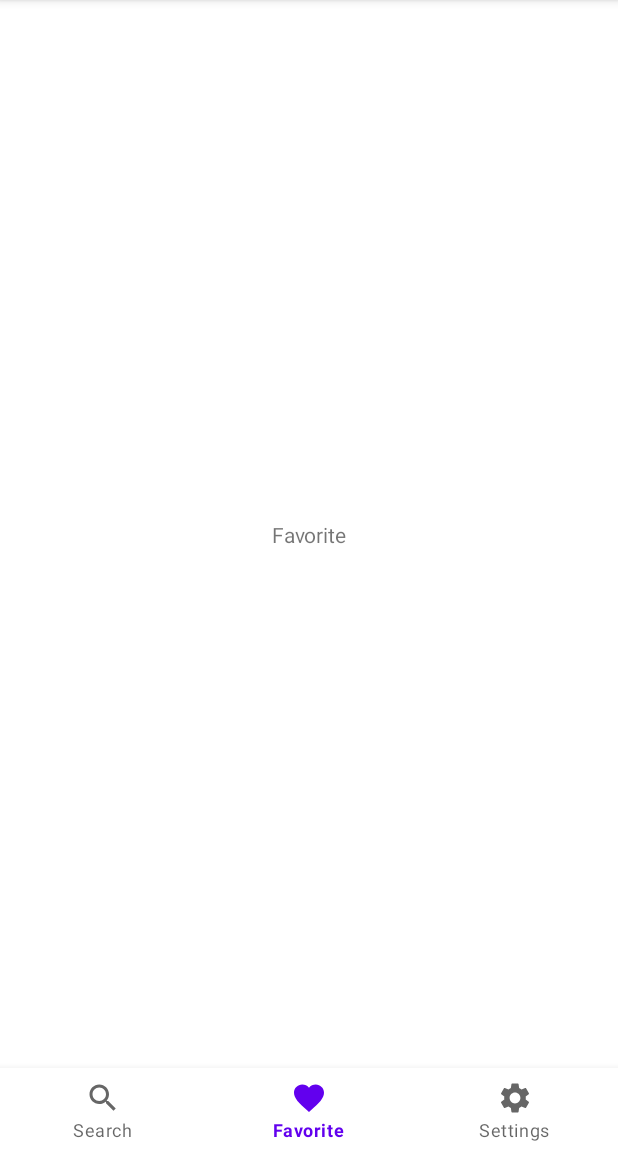
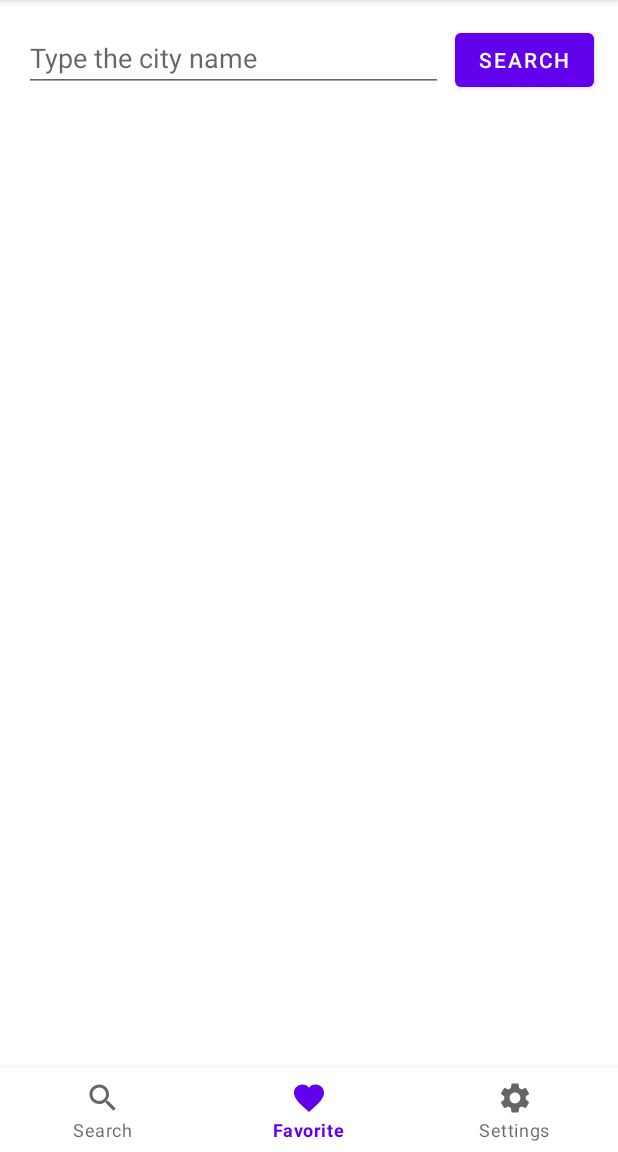
Before and after one commit to tarcisiocipriano/android-my-weather, an Android app: the screen it shows after launch (MainActivity), item 2 of the bottom bar chosen, on a phone screen of 412 x 824 dp, the part 84-1236 px from its top. Run offline under Robolectric (Android 15) with nearby library versions, the phone set to English and light mode, and no system bars; our stand-ins replace Room's generated code, androidx.preference; pictures from the network do not load; 4 statements that could not run were skipped.

Commit message:
implement favorites feature, saving the data in the database

```diff
--- a/app/src/main/AndroidManifest.xml
+++ b/app/src/main/AndroidManifest.xml
@@ -4,6 +4,7 @@
 
     <uses-permission android:name="android.permission.INTERNET" />
     <uses-permission android:name="android.permission.ACCESS_NETWORK_STATE" />
+<!--    <uses-permission android:name="android.permission.READ_PHONE_STATE" />-->
 
     <application
         android:allowBackup="true"
--- /dev/null
+++ b/app/src/main/java/com/example/my_weather/data/local/DatabaseApp.kt
@@ -0,0 +1,32 @@
+package com.example.my_weather.data.local
+
+import android.content.Context
+import androidx.room.Database
+import androidx.room.Room
+import androidx.room.RoomDatabase
+import com.example.my_weather.data.local.model.Favorite
+
+@Database(entities = [Favorite::class], version = 1)
+abstract class DatabaseApp: RoomDatabase() {
+
+    abstract fun getFavoriteDao(): FavoriteDao
+
+    companion object {
+        private var instance: DatabaseApp? = null
+
+        fun getInstance(context: Context): DatabaseApp {
+            if (instance == null) {
+                synchronized(DatabaseApp::class.java) {
+                    // criar DB
+                    instance = Room.databaseBuilder(
+                        context,
+                        DatabaseApp::class.java,
+                        "Weather.db"
+                    ).allowMainThreadQueries()
+                        .build()
+                }
+            }
+            return instance!!
+        }
+    }
+}
--- /dev/null
+++ b/app/src/main/java/com/example/my_weather/data/local/FavoriteDao.kt
@@ -0,0 +1,27 @@
+package com.example.my_weather.data.local
+
+import androidx.room.*
+import com.example.my_weather.data.local.model.Favorite
+
+@Dao
+interface FavoriteDao {
+
+    @Insert(onConflict = OnConflictStrategy.REPLACE)
+    fun insert(favorite: Favorite)
+
+    @Update
+    fun update(favorite: Favorite)
+
+    @Delete
+    fun delete(favorite: Favorite)
+
+    @Query("SELECT * FROM tb_favorites")
+    fun getAll(): List<Favorite>
+
+    @Query("SELECT * FROM tb_favorites WHERE (city_name LIKE '%' || :q || '%' OR city_country LIKE '%' || :q || '%')")
+    fun getAllFiltered(q: String): List<Favorite>?
+
+    @Query("SELECT * FROM tb_favorites WHERE id = :id")
+    fun getById(id: Long): Favorite?
+
+}
--- a/app/src/main/java/com/example/my_weather/ui/main/favorite/FavoriteFragment.kt
+++ b/app/src/main/java/com/example/my_weather/ui/main/favorite/FavoriteFragment.kt
@@ -4,13 +4,22 @@ import android.os.Bundle
 import android.view.LayoutInflater
 import android.view.View
 import android.view.ViewGroup
+import android.widget.Toast
 import androidx.fragment.app.Fragment
+import androidx.recyclerview.widget.LinearLayoutManager
+import com.example.my_weather.data.local.DatabaseApp
+import com.example.my_weather.data.local.model.Favorite
 import com.example.my_weather.databinding.FragmentFavoriteBinding
-import com.example.my_weather.databinding.FragmentSearchBinding
+import com.example.my_weather.extension.toPx
+import com.example.my_weather.util.MarginItemDecoration
 
 class FavoriteFragment: Fragment() {
 
     private lateinit var binding: FragmentFavoriteBinding
+
+    private val favoriteAdapter by lazy { FavoriteAdapter {
+        unfavorite(it)
+    } }
 
     override fun onCreateView(
         inflater: LayoutInflater,
@@ -20,4 +29,38 @@ class FavoriteFragment: Fragment() {
         binding = FragmentFavoriteBinding.inflate(layoutInflater, container, false)
         return binding.root
     }
+
+    override fun onActivityCreated(savedInstanceState: Bundle?) {
+        super.onActivityCreated(savedInstanceState)
+        initUi()
+    }
+
+    private fun initUi() {
+        val dao = DatabaseApp.getInstance(requireContext()).getFavoriteDao()
+        favoriteAdapter.submitList(dao.getAll())
+
+        binding.apply {
+            btnSearchFavoriteCity.setOnClickListener {
+                searchFavorits(edtFavoriteCityName.text.toString())
+            }
+
+            rvFavoriteCities.apply {
+                layoutManager = LinearLayoutManager(requireContext())
+                adapter = favoriteAdapter
+                addItemDecoration(MarginItemDecoration(16.toPx()))
+            }
+        }
+    }
+
+    private fun searchFavorits(q: String) {
+        val dao = DatabaseApp.getInstance(requireContext()).getFavoriteDao()
+        favoriteAdapter.submitList(dao.getAllFiltered(q))
+    }
+
+    private fun unfavorite(favorite: Favorite) {
+        val dao = DatabaseApp.getInstance(requireContext()).getFavoriteDao()
+        dao.delete(favorite)
+        favoriteAdapter.submitList(dao.getAll())
+        Toast.makeText(requireContext(), "Deleted from favorites", Toast.LENGTH_SHORT).show()
+    }
 }
--- a/app/src/main/res/layout/fragment_favorite.xml
+++ b/app/src/main/res/layout/fragment_favorite.xml
@@ -6,13 +6,38 @@
     android:layout_width="match_parent"
     android:layout_height="match_parent">
 
-    <TextView
-        android:id="@+id/textView"
+    <EditText
+        android:id="@+id/edtFavoriteCityName"
+        android:layout_width="0dp"
+        android:layout_height="wrap_content"
+        android:layout_marginStart="16dp"
+        android:layout_marginTop="16dp"
+        android:layout_marginEnd="8dp"
+        android:ems="10"
+        android:hint="Type the city name"
+        android:inputType="textPersonName"
+        app:layout_constraintEnd_toStartOf="@+id/btnSearchFavoriteCity"
+        app:layout_constraintStart_toStartOf="parent"
+        app:layout_constraintTop_toTopOf="parent" />
+
+    <Button
+        android:id="@+id/btnSearchFavoriteCity"
         android:layout_width="wrap_content"
         android:layout_height="wrap_content"
-        android:text="Favorite"
+        android:layout_marginTop="16dp"
+        android:layout_marginEnd="16dp"
+        android:text="Search"
+        app:layout_constraintEnd_toEndOf="parent"
+        app:layout_constraintTop_toTopOf="parent" />
+
+    <androidx.recyclerview.widget.RecyclerView
+        android:id="@+id/rvFavoriteCities"
+        android:layout_width="match_parent"
+        android:layout_height="0dp"
+        android:layout_marginTop="16dp"
         app:layout_constraintBottom_toBottomOf="parent"
         app:layout_constraintEnd_toEndOf="parent"
         app:layout_constraintStart_toStartOf="parent"
-        app:layout_constraintTop_toTopOf="parent" />
+        app:layout_constraintTop_toBottomOf="@+id/edtFavoriteCityName"
+        tools:listitem="@layout/item_favorite_city" />
 </androidx.constraintlayout.widget.ConstraintLayout>
```
Also changed, not shown: app/build.gradle (+9 -0 lines), app/src/main/java/com/example/my_weather/data/local/model/Favorite.kt (added, +19 -0 lines), app/src/main/java/com/example/my_weather/ui/main/favorite/FavoriteAdapter.kt (added, +52 -0 lines), app/src/main/java/com/example/my_weather/ui/main/forecast/ForecastActivity.kt (+46 -5 lines), app/src/main/res/layout/item_favorite_city.xml (added, +70 -0 lines).
